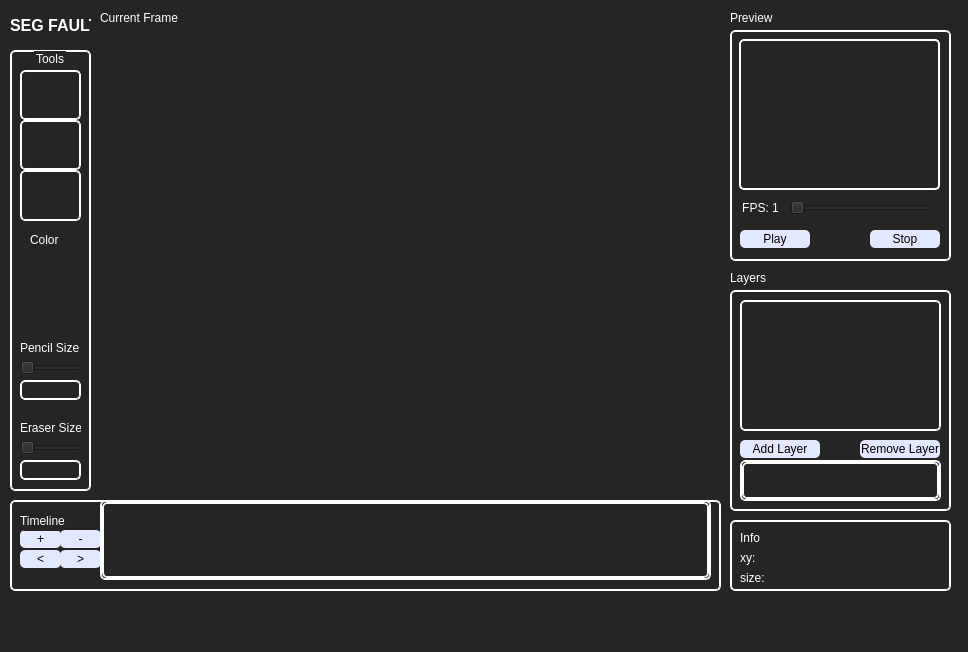
ParkerMiddleton/Sprite-Animator, file PixelEditor/mainwindow.ui: the form before one commit.
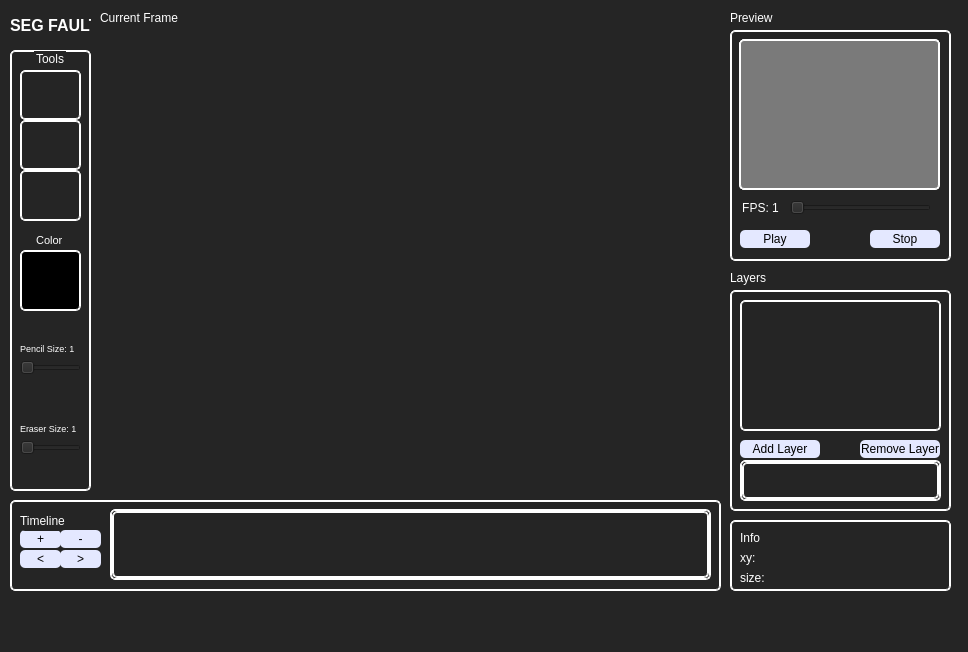
The form after the commit. Custom widgets are drawn as their Qt base class.

What changed in the file:
```diff
--- a/PixelEditor/mainwindow.ui
+++ b/PixelEditor/mainwindow.ui
@@ -188,12 +188,17 @@
        <height>16</height>
       </rect>
      </property>
+     <property name="font">
+      <font>
+       <pointsize>7</pointsize>
+      </font>
+     </property>
      <property name="styleSheet">
       <string notr="true">border:none;
 color: rgb(255, 255, 255);</string>
      </property>
      <property name="text">
-      <string>Pencil Size</string>
+      <string>Pencil Size: 1 </string>
      </property>
     </widget>
     <widget class="QLabel" name="EraserSizeText">
@@ -205,12 +210,17 @@
        <height>16</height>
       </rect>
      </property>
+     <property name="font">
+      <font>
+       <pointsize>7</pointsize>
+      </font>
+     </property>
      <property name="styleSheet">
       <string notr="true">border:none;
 color: rgb(255, 255, 255);</string>
      </property>
      <property name="text">
-      <string>Eraser Size</string>
+      <string>Eraser Size: 1</string>
      </property>
     </widget>
     <widget class="QLabel" name="currentColorText">
@@ -218,35 +228,36 @@
       <rect>
        <x>20</x>
        <y>180</y>
-       <width>31</width>
+       <width>41</width>
        <height>20</height>
       </rect>
      </property>
+     <property name="font">
+      <font>
+       <pointsize>8</pointsize>
+      </font>
+     </property>
      <property name="styleSheet">
       <string notr="true">border:none;</string>
      </property>
      <property name="text">
-      <string>Color</string>
+      <string>  Color</string>
      </property>
     </widget>
-    <widget class="QLineEdit" name="eraserSizeTextBox">
+    <widget class="QLabel" name="currentColorLabel">
      <property name="geometry">
       <rect>
        <x>10</x>
-       <y>410</y>
+       <y>200</y>
        <width>61</width>
-       <height>20</height>
+       <height>61</height>
       </rect>
      </property>
-    </widget>
-    <widget class="QLineEdit" name="pencilSizeTextBox">
-     <property name="geometry">
-      <rect>
-       <x>10</x>
-       <y>330</y>
-       <width>61</width>
-       <height>20</height>
-      </rect>
+     <property name="styleSheet">
+      <string notr="true">background-color:Black;</string>
+     </property>
+     <property name="text">
+      <string/>
      </property>
     </widget>
    </widget>
@@ -292,6 +303,9 @@
         <property name="enabled">
          <bool>false</bool>
         </property>
+        <property name="styleSheet">
+         <string notr="true">background-color:#7a7a7a;</string>
+        </property>
        </widget>
       </item>
      </layout>
@@ -633,10 +647,10 @@
     <widget class="TimelinePanel" name="frameTimeline">
      <property name="geometry">
       <rect>
-       <x>90</x>
-       <y>0</y>
-       <width>611</width>
-       <height>80</height>
+       <x>100</x>
+       <y>9</y>
+       <width>601</width>
+       <height>71</height>
       </rect>
      </property>
      <property name="widgetResizable">
@@ -647,8 +661,8 @@
        <rect>
         <x>0</x>
         <y>0</y>
-        <width>607</width>
-        <height>76</height>
+        <width>597</width>
+        <height>67</height>
        </rect>
       </property>
      </widget>
```
Left out of the diff: 9 changed lines with no effect on the pictures.
